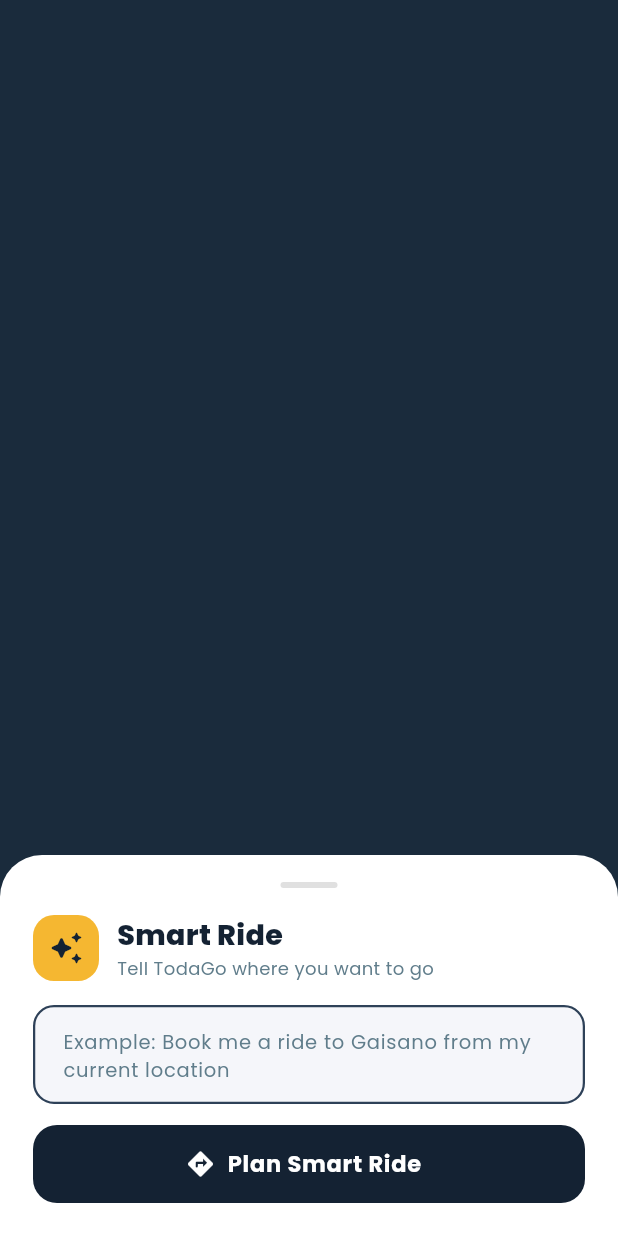
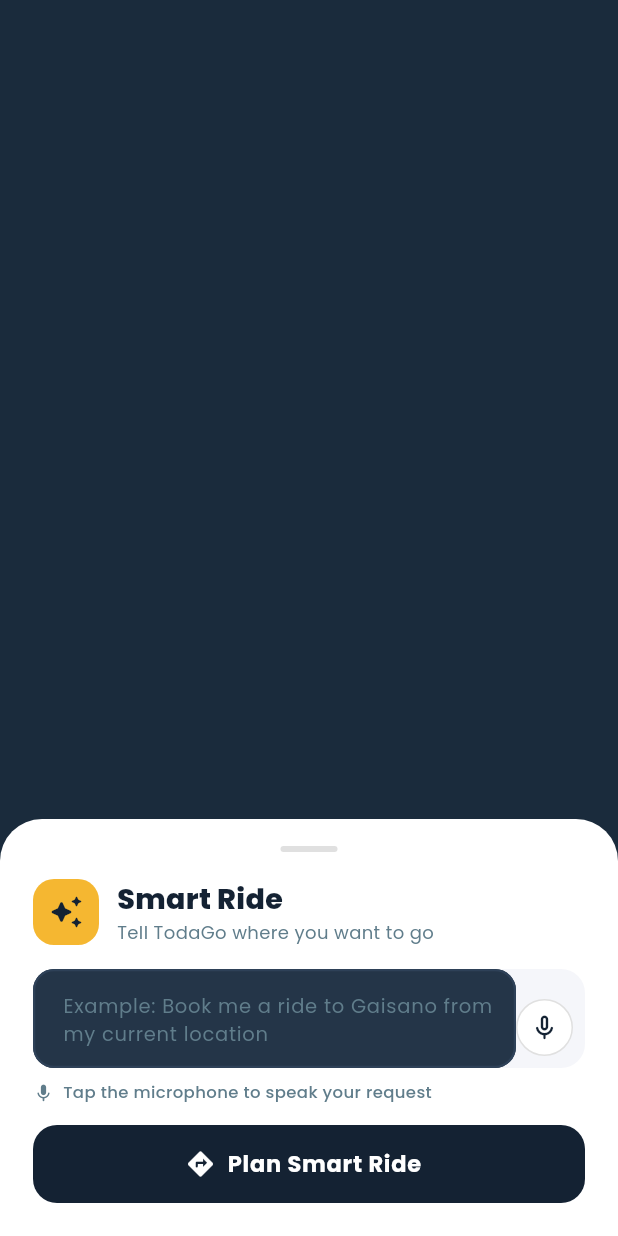
Before and after one commit to balitorjohnrey/Todago-Flutter, a Flutter app: the _SmartRideSheet widget shown alone on an empty page, opened directly, on a phone screen of 412 x 824 dp. Run offline on Flutter 3.47's test engine with Material 3 defaults, Android fonts, the phone set to English and light mode, and no system bars; our stand-ins replace flutter_animate, flutter_local_notifications, flutter_secure_storage, geolocator, google_fonts, google_maps_flutter and 3 more; accounts and stored records are empty; network calls fail.

Commit message:
add voice

```diff
--- a/lib/passenger_home_screen.dart
+++ b/lib/passenger_home_screen.dart
@@ -5,6 +5,7 @@
 import 'package:google_fonts/google_fonts.dart';
 import 'package:google_maps_flutter/google_maps_flutter.dart';
 import 'package:geolocator/geolocator.dart';
+import 'package:speech_to_text/speech_to_text.dart';
 import 'app_theme.dart';
 import 'auth_service.dart';
 import 'location_service.dart';
@@ -1981,13 +1982,82 @@
 
 class _SmartRideSheetState extends State<_SmartRideSheet> {
   final TextEditingController _controller = TextEditingController();
+  final SpeechToText _speech = SpeechToText();
   bool _parsing = false;
+  bool _speechReady = false;
+  bool _isListening = false;
   String? _error;
+  String _lastSpeechText = '';
+
+  @override
+  void initState() {
+    super.initState();
+    _initSpeech();
+  }
 
   @override
   void dispose() {
+    _speech.stop();
     _controller.dispose();
     super.dispose();
+  }
+
+  Future<void> _initSpeech() async {
+    final ready = await _speech.initialize(
+      onError: (_) {
+        if (mounted) setState(() => _isListening = false);
+      },
+      onStatus: (status) {
+        if (status == 'done' || status == 'notListening') {
+          _finishListening();
+        }
+      },
+    );
+    if (mounted) setState(() => _speechReady = ready);
+  }
+
+  Future<void> _toggleListening() async {
+    if (_parsing) return;
+    if (!_speechReady) {
+      setState(() => _error = 'Microphone is not available on this device.');
+      return;
+    }
+
+    if (_isListening) {
+      await _speech.stop();
+      _finishListening();
+      return;
+    }
+
+    setState(() {
+      _isListening = true;
+      _error = null;
+      _lastSpeechText = '';
+    });
+
+    await _speech.listen(
+      onResult: (result) {
+        if (!mounted) return;
+        _lastSpeechText = result.recognizedWords.trim();
+        _controller.text = _lastSpeechText;
+        _controller.selection = TextSelection.fromPosition(
+          TextPosition(offset: _controller.text.length),
+        );
+        if (result.finalResult) _finishListening();
+      },
+      listenFor: const Duration(seconds: 10),
+      pauseFor: const Duration(seconds: 3),
+      localeId: 'en_US',
+      cancelOnError: true,
+    );
+  }
+
+  void _finishListening() {
+    if (!mounted || !_isListening) return;
+    setState(() => _isListening = false);
+    if (_lastSpeechText.isEmpty && _controller.text.trim().isEmpty) {
+      setState(() => _error = 'Nothing heard. Please try again.');
+    }
   }
 
   Future<void> _submit() async {
@@ -2090,7 +2160,16 @@
                       ),
                     ]),
                     const SizedBox(height: 16),
-                    TextField(
+                    Container(
+                      decoration: BoxDecoration(
+                        color: const Color(0xFFF5F6FA),
+                        borderRadius: BorderRadius.circular(16),
+                      ),
+                      child: Row(
+                        crossAxisAlignment: CrossAxisAlignment.end,
+                        children: [
+                          Expanded(
+                            child: TextField(
                               controller: _controller,
                               minLines: 1,
                               maxLines: 3,
@@ -2101,24 +2180,85 @@
                                 color: AppColors.backgroundDark,
                               ),
                               decoration: InputDecoration(
-                        hintText:
-                            'Example: Book me a ride to Gaisano from my current location',
+                                hintText: _isListening
+                                    ? 'Listening...'
+                                    : 'Example: Book me a ride to Gaisano from my current location',
                                 hintStyle: GoogleFonts.poppins(
                                   fontSize: 13,
-                          color: AppColors.textHint,
-                        ),
-                        filled: true,
-                        fillColor: const Color(0xFFF5F6FA),
-                        border: OutlineInputBorder(
-                          borderRadius: BorderRadius.circular(16),
-                          borderSide: BorderSide.none,
-                        ),
-                        contentPadding: const EdgeInsets.symmetric(
-                          horizontal: 16,
-                          vertical: 14,
-                        ),
-                      ),
-                    ),
+                                  color: _isListening
+                                      ? AppColors.error.withOpacity(0.7)
+                                      : AppColors.textHint,
+                                ),
+                                border: InputBorder.none,
+                                contentPadding: const EdgeInsets.fromLTRB(
+                                  16,
+                                  14,
+                                  8,
+                                  14,
+                                ),
+                              ),
+                            ),
+                          ),
+                          Padding(
+                            padding: const EdgeInsets.fromLTRB(0, 6, 8, 8),
+                            child: GestureDetector(
+                              onTap: _toggleListening,
+                              child: AnimatedContainer(
+                                duration: const Duration(milliseconds: 160),
+                                width: 38,
+                                height: 38,
+                                decoration: BoxDecoration(
+                                  color: _isListening
+                                      ? AppColors.error
+                                      : Colors.white,
+                                  shape: BoxShape.circle,
+                                  border: Border.all(
+                                    color: _isListening
+                                        ? AppColors.error
+                                        : const Color(0xFFE0E0E0),
+                                  ),
+                                ),
+                                child: Icon(
+                                  _isListening
+                                      ? Icons.mic_rounded
+                                      : Icons.mic_none_rounded,
+                                  color: _isListening
+                                      ? Colors.white
+                                      : AppColors.backgroundDark,
+                                  size: 20,
+                                ),
+                              ),
+                            ),
+                          ),
+                        ],
+                      ),
+                    ),
+                    const SizedBox(height: 8),
+                    Row(children: [
+                      Icon(
+                        _isListening
+                            ? Icons.graphic_eq_rounded
+                            : Icons.keyboard_voice_rounded,
+                        size: 14,
+                        color:
+                            _isListening ? AppColors.error : AppColors.textHint,
+                      ),
+                      const SizedBox(width: 6),
+                      Expanded(
+                        child: Text(
+                          _isListening
+                              ? 'Listening for your ride request'
+                              : 'Tap the microphone to speak your request',
+                          style: GoogleFonts.poppins(
+                            fontSize: 11,
+                            color: _isListening
+                                ? AppColors.error
+                                : AppColors.textHint,
+                            fontWeight: FontWeight.w500,
+                          ),
+                        ),
+                      ),
+                    ]),
                     if (_error != null) ...[
                       const SizedBox(height: 10),
                       Text(
```
Lines whose indentation alone changed are shown as unchanged.
